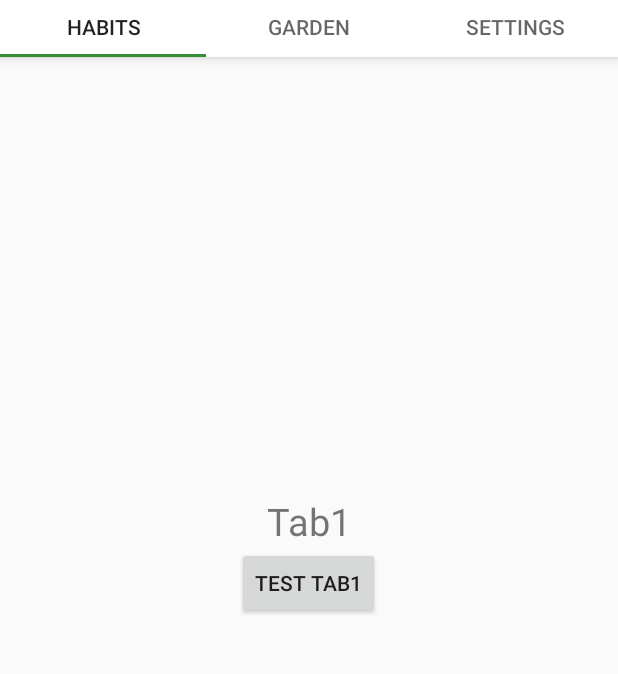
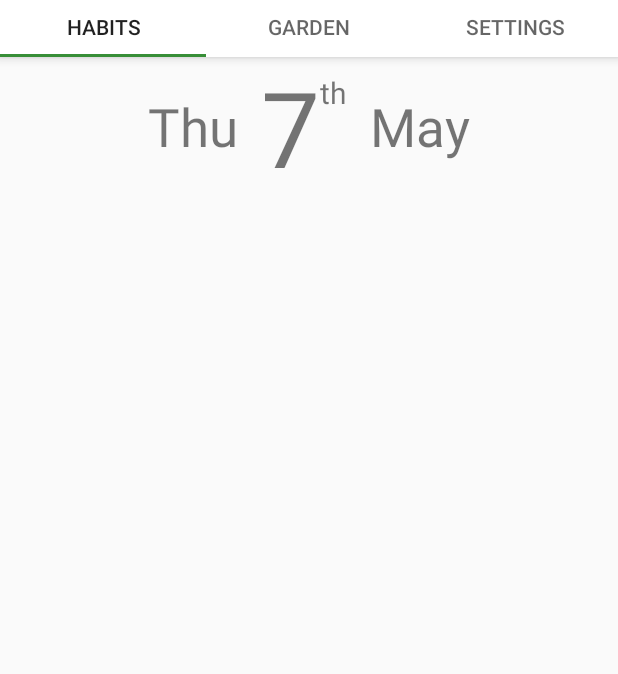
Before and after one commit to andy-cameron/GrowMe-android, an Android app: the screen it shows after launch (MainActivity), on a phone screen of 412 x 824 dp, the part 179-853 px from its top. Run offline under Robolectric (Android 15) with nearby library versions, the phone set to English and light mode, and no system bars.

Commit message:
Correctly displaying date inclucding suffix

```diff
--- a/GrowMe/app/src/main/java/com/andrewcameron/growme/Tab1Fragment.java
+++ b/GrowMe/app/src/main/java/com/andrewcameron/growme/Tab1Fragment.java
@@ -5,7 +5,11 @@ import android.view.LayoutInflater;
 import android.view.View;
 import android.view.ViewGroup;
 import android.widget.Button;
+import android.widget.TextView;
 import android.widget.Toast;
+
+import java.util.Calendar;
+import java.util.Locale;
 
 import androidx.annotation.NonNull;
 import androidx.annotation.Nullable;
@@ -15,20 +19,46 @@ public class Tab1Fragment extends Fragment {
     private static final String TAG = "Tab1Fragment";
 
     private Button btnTest;
+    private TextView textViewDayOfWeek, textViewDayofMonth, textViewMonth, textViewSuffix;
+    private String[] suffixes =
+            //    0     1     2     3     4     5     6     7     8     9
+            { "th", "st", "nd", "rd", "th", "th", "th", "th", "th", "th",
+                    //    10    11    12    13    14    15    16    17    18    19
+                    "th", "th", "th", "th", "th", "th", "th", "th", "th", "th",
+                    //    20    21    22    23    24    25    26    27    28    29
+                    "th", "st", "nd", "rd", "th", "th", "th", "th", "th", "th",
+                    //    30    31
+                    "th", "st" };
 
     @Nullable
     @Override
     public View onCreateView(@NonNull LayoutInflater inflater, @Nullable ViewGroup container, @Nullable Bundle savedInstanceState) {
         View view = inflater.inflate(R.layout.tab1_habits_fragment, container,false);
 
-        btnTest = (Button) view.findViewById(R.id.btnTab1);
+        textViewDayOfWeek = (TextView) view.findViewById(R.id.txtDayOfWeek);
+        textViewDayofMonth = (TextView) view.findViewById(R.id.txtDayOfMonth);
+        textViewMonth = (TextView) view.findViewById(R.id.txtMonth);
+        textViewSuffix = (TextView) view.findViewById(R.id.txtSuffix);
 
-        btnTest.setOnClickListener(new View.OnClickListener() {
-            @Override
-            public void onClick(View v) {
-                Toast.makeText(getActivity(), "TESTING BUTTON CLICK 1", Toast.LENGTH_SHORT).show();
-            }
-        });
+        Calendar sCalendar = Calendar.getInstance();
+        String dayLongName = sCalendar.getDisplayName(Calendar.DAY_OF_WEEK, Calendar.SHORT, Locale.getDefault());
+        int dateOfMonth = sCalendar.get(Calendar.DAY_OF_MONTH);
+        String month = sCalendar.getDisplayName(Calendar.MONTH, Calendar.SHORT, Locale.getDefault());
+
+        textViewDayOfWeek.setText(dayLongName);
+        textViewDayofMonth.setText(String.valueOf(dateOfMonth));
+        textViewSuffix.setText((suffixes[dateOfMonth]));
+        textViewMonth.setText(month);
+
+
+//        btnTest = (Button) view.findViewById(R.id.btnTab1);
+
+//        btnTest.setOnClickListener(new View.OnClickListener() {
+//            @Override
+//            public void onClick(View v) {
+//                Toast.makeText(getActivity(), "TESTING BUTTON CLICK 1", Toast.LENGTH_SHORT).show();
+//            }
+//        });
 
         return view;
     }
--- a/GrowMe/app/src/main/res/layout/tab1_habits_fragment.xml
+++ b/GrowMe/app/src/main/res/layout/tab1_habits_fragment.xml
@@ -4,17 +4,42 @@
     android:layout_width="match_parent"
     android:layout_height="match_parent"
     android:orientation="vertical"
-    android:gravity="center">
+    android:gravity="center_horizontal">
 
-    <TextView
-        android:id="@+id/txtTab1"
+    <LinearLayout
         android:layout_width="wrap_content"
         android:layout_height="wrap_content"
-        android:text="Tab1"
-        android:textSize="25dp" />
-    <Button
-        android:id="@+id/btnTab1"
-        android:layout_width="wrap_content"
-        android:layout_height="wrap_content"
-        android:text="Test Tab1"/>
+        android:orientation="horizontal">
+        <TextView
+            android:id="@+id/txtDayOfWeek"
+            android:layout_width="wrap_content"
+            android:layout_height="match_parent"
+            android:textSize="35dp"
+            android:text="Mon"
+            android:gravity="center_vertical"/>
+        <TextView
+            android:id="@+id/txtDayOfMonth"
+            android:layout_width="wrap_content"
+            android:layout_height="wrap_content"
+            android:paddingLeft="15dp"
+            android:textSize="70dp"
+            android:text="11"/>
+        <TextView
+            android:id="@+id/txtSuffix"
+            android:layout_width="wrap_content"
+            android:layout_height="match_parent"
+            android:paddingRight="15dp"
+            android:layout_marginTop="10dp"
+            android:gravity="top"
+            android:textSize="20dp"
+            android:text="th"/>
+        <TextView
+            android:id="@+id/txtMonth"
+            android:layout_width="wrap_content"
+            android:layout_height="match_parent"
+            android:textSize="35dp"
+            android:text="Dec"
+            android:gravity="center_vertical"/>
+    </LinearLayout>
+
 </LinearLayout>
```
